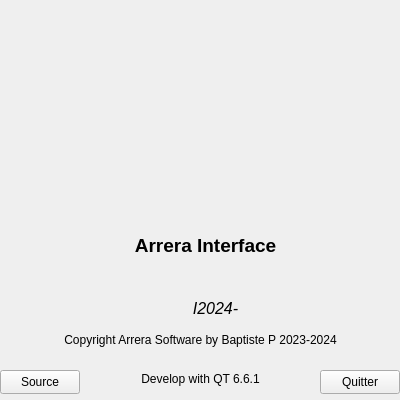
Before: the Qt Designer form carreraapropos.ui in Arrera-Software/Arrera-Interface, drawn with Qt 5.
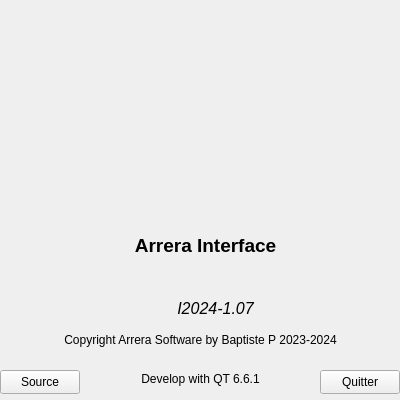
After: the same form once the commit is applied. Icons and pictures are not drawn.

Commit message: Mise du numero de version

The edit to the form file:
```diff
--- a/carreraapropos.ui
+++ b/carreraapropos.ui
@@ -83,7 +83,7 @@
      </font>
     </property>
     <property name="text">
-     <string>I2024-</string>
+     <string>I2024-1.07</string>
     </property>
     <property name="alignment">
      <set>Qt::AlignCenter</set>
```
